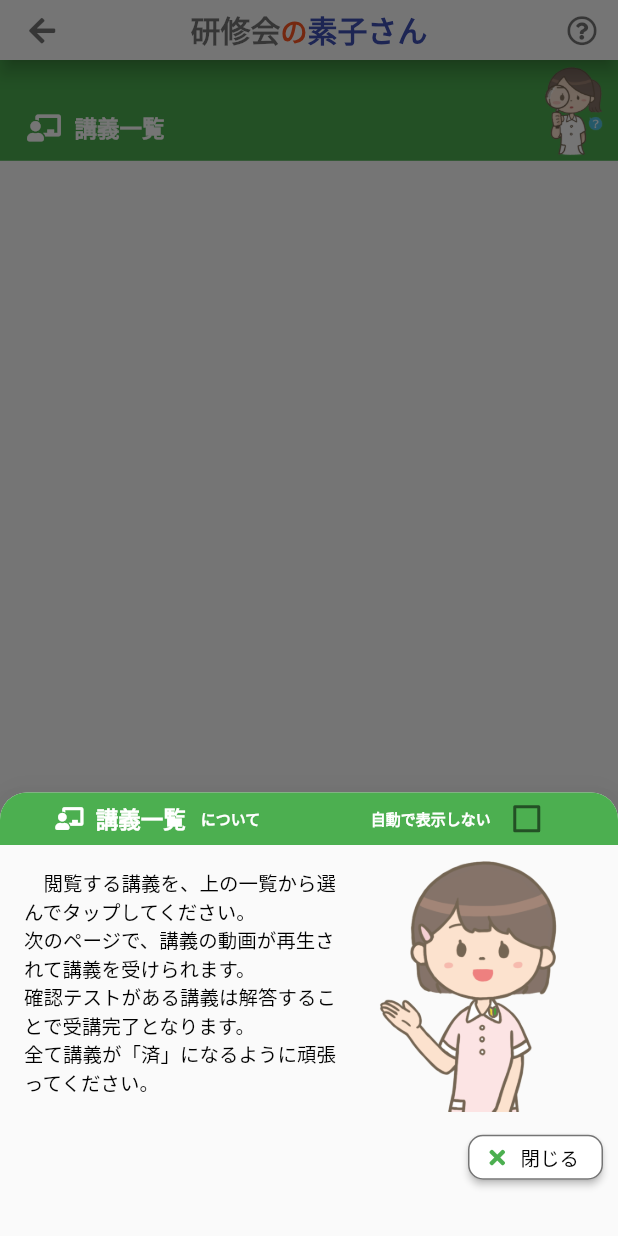
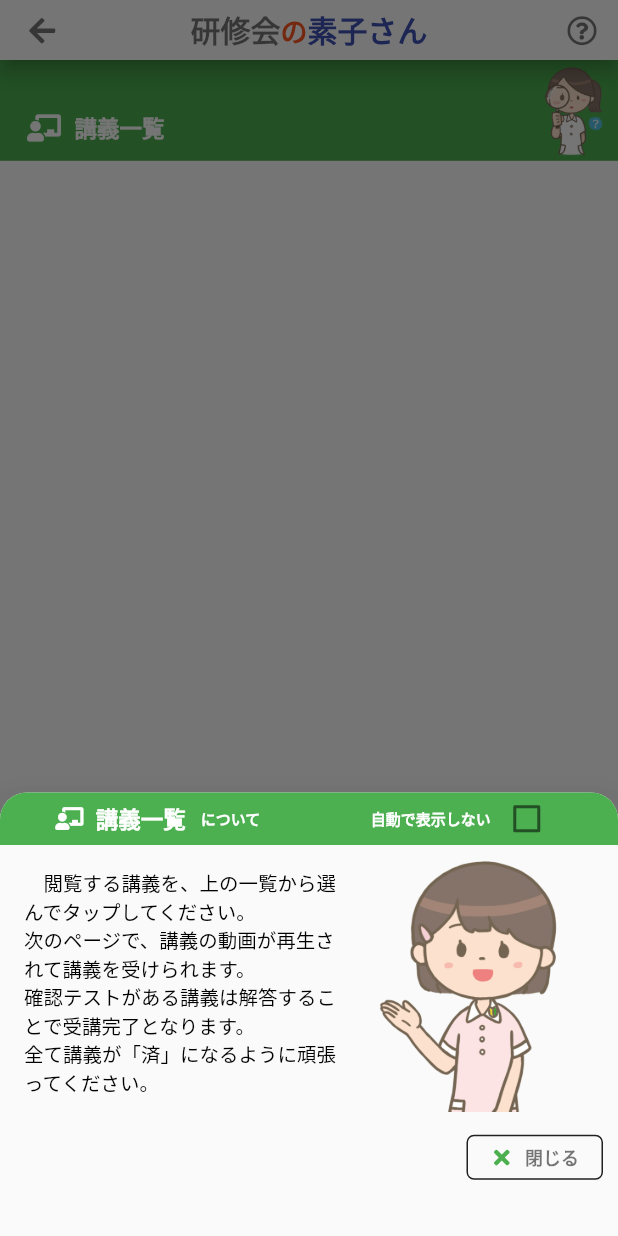
Before and after one commit to YoshitakaAndou/motokosan, a Flutter app: the LectureListPage screen opened directly with empty values, on a phone screen of 412 x 824 dp. Run offline on Flutter 3.47's test engine with Material 2 defaults, Android fonts, the light colour scheme and no system bars; our stand-ins replace awesome_dialog, cached_network_image, cloud_firestore, firebase_auth, firebase_core, firebase_storage and 13 more; missing offline and left inert: soundpool; accounts and stored records are empty.

Commit message:
outlinebutton を outlinedbuttonに変更

```diff
--- a/lib/buttons/custom_button.dart
+++ /dev/null
@@ -1,34 +0,0 @@
-import 'package:flutter/material.dart';
-
-import '../constants.dart';
-
-class CustomButton extends StatelessWidget {
-  final BuildContext context;
-  final String title;
-  final IconData icon;
-  final double iconSize;
-  final Function onPress;
-
-  CustomButton(
-      {this.context, this.title, this.icon, this.iconSize, this.onPress});
-
-  @override
-  Widget build(BuildContext context) {
-    return RaisedButton.icon(
-      icon: Icon(
-        icon,
-        color: Colors.green,
-        size: iconSize,
-      ),
-      label: Text(title, style: cTextListM, textScaleFactor: 1),
-      color: Colors.white,
-      shape: OutlineInputBorder(
-        borderSide: BorderSide(color: Colors.black54),
-        borderRadius: BorderRadius.all(
-          Radius.circular(10.0),
-        ),
-      ),
-      onPressed: onPress,
-    );
-  }
-}
--- a/lib/data/group_data/group_window.dart
+++ b/lib/data/group_data/group_window.dart
@@ -3,7 +3,7 @@ import 'package:firebase_auth/firebase_auth.dart';
 import 'package:flutter/material.dart';
 import 'package:font_awesome_flutter/font_awesome_flutter.dart';
 import 'package:motokosan/auth/auth_model.dart';
-import 'package:motokosan/buttons/white_button.dart';
+import 'package:motokosan/widgets/white_button.dart';
 import 'package:motokosan/data/group_data/group_data_save_body.dart';
 import 'package:motokosan/data/user_data/userdata_class.dart';
 import 'package:motokosan/data/user_data/userdata_firebase.dart';
--- a/lib/home/home_policy.dart
+++ b/lib/home/home_policy.dart
@@ -3,7 +3,7 @@ import 'package:flutter/services.dart';
 import 'package:flutter_markdown/flutter_markdown.dart';
 import 'package:font_awesome_flutter/font_awesome_flutter.dart';
 import 'package:motokosan/data/data_save_body.dart';
-import 'package:motokosan/buttons/custom_button.dart';
+import 'package:motokosan/widgets/custom_button.dart';
 import 'package:motokosan/widgets/show_dialog.dart';
 
 class HomePolicy extends StatefulWidget {
@@ -173,6 +173,9 @@ class _HomePolicyState extends State<HomePolicy> {
                     title: '閉じる',
                     icon: FontAwesomeIcons.times,
                     iconSize: 15,
+                    textColor: Colors.white,
+                    iconColor: Colors.white,
+                    boderColor: Colors.white,
                     onPress: () {
                       Navigator.of(context).pop();
                     },
--- a/lib/make/lecture/lecture_edit_main.dart
+++ b/lib/make/lecture/lecture_edit_main.dart
@@ -1,6 +1,6 @@
 import 'package:flutter/material.dart';
 import 'package:font_awesome_flutter/font_awesome_flutter.dart';
-import 'package:motokosan/buttons/white_button.dart';
+import 'package:motokosan/widgets/white_button.dart';
 import 'package:motokosan/constants.dart';
 import 'package:motokosan/make/lecture/lecture_edit_image.dart';
 import 'package:motokosan/make/lecture/lecture_edit_question.dart';
--- a/lib/make/organizer/organizer_edit.dart
+++ b/lib/make/organizer/organizer_edit.dart
@@ -1,5 +1,5 @@
 import 'package:flutter/material.dart';
-import 'package:motokosan/buttons/white_button.dart';
+import 'package:motokosan/widgets/white_button.dart';
 import 'package:motokosan/take_a_lecture/organizer/organizer_class.dart';
 import 'package:motokosan/take_a_lecture/organizer/organizer_firebase.dart';
 import 'package:provider/provider.dart';
--- a/lib/make/question/question_edit.dart
+++ b/lib/make/question/question_edit.dart
@@ -1,5 +1,5 @@
 import 'package:flutter/material.dart';
-import 'package:motokosan/buttons/white_button.dart';
+import 'package:motokosan/widgets/white_button.dart';
 import 'package:motokosan/take_a_lecture/lecture/lecture_class.dart';
 import 'package:motokosan/take_a_lecture/question/question_class.dart';
 import 'package:motokosan/take_a_lecture/question/question_firebase.dart';
--- a/lib/make/target/target_edit.dart
+++ b/lib/make/target/target_edit.dart
@@ -1,5 +1,5 @@
 import 'package:flutter/material.dart';
-import 'package:motokosan/buttons/white_button.dart';
+import 'package:motokosan/widgets/white_button.dart';
 import 'package:motokosan/take_a_lecture/target/target_class.dart';
 import 'package:motokosan/take_a_lecture/target/target_firebase.dart';
 import 'package:motokosan/take_a_lecture/target/target_model.dart';
--- a/lib/make/workshop/workshop_edit.dart
+++ b/lib/make/workshop/workshop_edit.dart
@@ -1,6 +1,6 @@
 import 'package:flutter/material.dart';
 import 'package:flutter/widgets.dart';
-import 'package:motokosan/buttons/white_button.dart';
+import 'package:motokosan/widgets/white_button.dart';
 import 'package:motokosan/take_a_lecture/organizer/organizer_class.dart';
 import 'package:motokosan/take_a_lecture/workshop/workshop_firebase.dart';
 import 'package:motokosan/widgets/convert_datetime.dart';
--- a/lib/take_a_lecture/graduater/graduater_list_page.dart
+++ b/lib/take_a_lecture/graduater/graduater_list_page.dart
@@ -1,6 +1,6 @@
 import 'package:flutter/material.dart';
 import 'package:font_awesome_flutter/font_awesome_flutter.dart';
-import 'package:motokosan/buttons/white_button.dart';
+import 'package:motokosan/widgets/white_button.dart';
 import 'package:motokosan/take_a_lecture/graduater/graduater_license.dart';
 import 'package:motokosan/take_a_lecture/workshop/workshop_class.dart';
 import 'package:motokosan/data/user_data/userdata_class.dart';
--- a/lib/take_a_lecture/lecture/list/lecture_list_bottomsheet_info_items_lec.dart
+++ b/lib/take_a_lecture/lecture/list/lecture_list_bottomsheet_info_items_lec.dart
@@ -2,7 +2,7 @@ import 'package:flutter/material.dart';
 import 'package:font_awesome_flutter/font_awesome_flutter.dart';
 import 'package:motokosan/constants.dart';
 import 'package:motokosan/data/data_save_body.dart';
-import 'package:motokosan/buttons/custom_button.dart';
+import 'package:motokosan/widgets/custom_button.dart';
 import 'package:motokosan/take_a_lecture/lecture/lecture_model.dart';
 
 class LectureListBottomSheetInfoItemsLec extends StatelessWidget {
@@ -142,7 +142,7 @@ class LectureListBottomSheetInfoItemsLec extends StatelessWidget {
               context: context,
               title: '閉じる',
               icon: FontAwesomeIcons.times,
-              iconSize: 15,
+              iconColor: Colors.green,
               onPress: () {
                 Navigator.of(context).pop();
               },
--- a/lib/take_a_lecture/lecture/list/lecture_list_bottomsheet_send_items.dart
+++ b/lib/take_a_lecture/lecture/list/lecture_list_bottomsheet_send_items.dart
@@ -6,7 +6,7 @@ import 'package:motokosan/take_a_lecture/lecture/lecture_model.dart';
 import 'package:motokosan/take_a_lecture/workshop/workshop_class.dart';
 import 'package:motokosan/take_a_lecture/workshop/workshop_database.dart';
 import 'package:motokosan/data/user_data/userdata_class.dart';
-import 'package:motokosan/buttons/custom_button.dart';
+import 'package:motokosan/widgets/custom_button.dart';
 import 'package:motokosan/widgets/convert_datetime.dart';
 import 'package:motokosan/widgets/show_dialog.dart';
 import 'package:font_awesome_flutter/font_awesome_flutter.dart';
@@ -157,7 +157,7 @@ class LectureListBottomSheetSendItems extends StatelessWidget {
               context: context,
               title: '閉じる',
               icon: FontAwesomeIcons.times,
-              iconSize: 15,
+              iconColor: Colors.green,
               onPress: () {
                 Navigator.of(context).pop();
               },
--- /dev/null
+++ b/lib/widgets/custom_button.dart
@@ -0,0 +1,50 @@
+import 'package:flutter/material.dart';
+
+class CustomButton extends StatelessWidget {
+  final BuildContext context;
+  final String title;
+  final IconData icon;
+  final double iconSize;
+  final double textSize;
+  final Color textColor;
+  final Color iconColor;
+  final Color boderColor;
+  final Function onPress;
+
+  CustomButton({
+    this.context,
+    this.title,
+    this.icon,
+    this.iconSize : 15.0,
+    this.textSize : 12.0,
+    this.textColor: Colors.black54,
+    this.iconColor: Colors.black54,
+    this.boderColor: Colors.black87,
+    this.onPress,
+  });
+
+  @override
+  Widget build(BuildContext context) {
+    return OutlinedButton.icon(
+      icon: Icon(
+        icon,
+        color: iconColor,
+        size: iconSize,
+      ),
+      style: OutlinedButton.styleFrom(
+        primary: textColor,
+        shape: RoundedRectangleBorder(
+          borderRadius: BorderRadius.circular(5),
+        ),
+        side: BorderSide(color: boderColor),
+      ),
+      label: Text(title,
+          style: TextStyle(
+            fontSize: textSize,
+            fontWeight: FontWeight.bold,
+          ),
+          textScaleFactor: 1),
+      onPressed: onPress,
+    );
+  }
+}
--- a/lib/widgets/privacy_policy.dart
+++ b/lib/widgets/privacy_policy.dart
@@ -2,7 +2,7 @@ import 'package:flutter/material.dart';
 import 'package:flutter/services.dart';
 import 'package:flutter_markdown/flutter_markdown.dart';
 import 'package:font_awesome_flutter/font_awesome_flutter.dart';
-import 'package:motokosan/buttons/custom_button.dart';
+import 'package:motokosan/widgets/custom_button.dart';
 
 class PrivacyPolicy extends StatefulWidget {
   final double radius;
```
Also changed, not shown: lib/widgets/white_button.dart (renamed from lib/buttons/white_button.dart).
